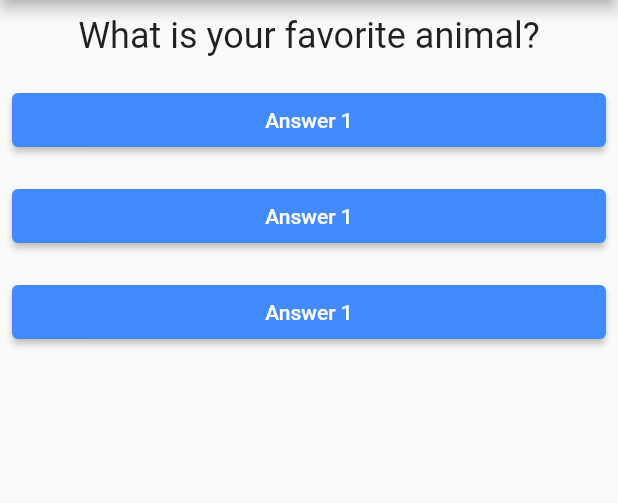
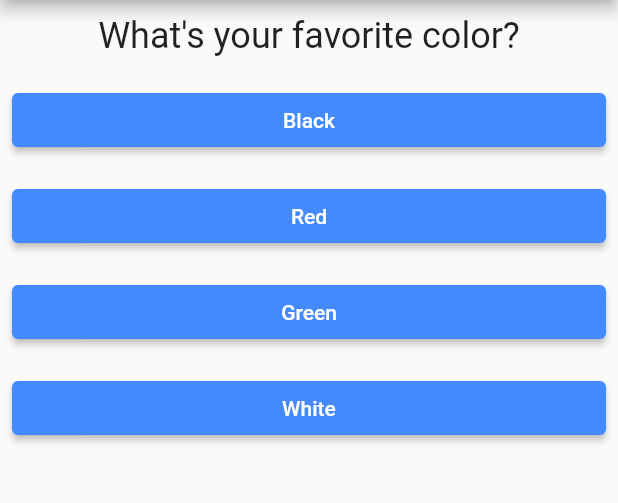
Before and after one commit to akibur-rahman/Simple-Quiz-App-with-Flutter, a Flutter app: the screen it shows after launch, on a phone screen of 412 x 824 dp, the part 84-587 px from its top. Run offline on Flutter 3.47's test engine with Material 2 defaults, Android fonts, the phone set to English and light mode, and no system bars.

Commit message:
added .map()

```diff
--- a/quizapp/lib/answers.dart
+++ b/quizapp/lib/answers.dart
@@ -2,23 +2,27 @@ import 'package:flutter/material.dart';
 
 class Answer extends StatelessWidget {
   final VoidCallback selectHandler;
+  final String answerText;
 
-  Answer(this.selectHandler);
+  Answer(this.selectHandler, String this.answerText);
 
   @override
   Widget build(BuildContext context) {
     return Container(
       width: double.infinity,
+      child: Padding(
+        padding: const EdgeInsets.all(8.0),
         child: ElevatedButton(
           onPressed: selectHandler,
           child: Text(
-          "Answer 1",
+            answerText,
             style: TextStyle(color: Colors.white),
           ),
           style: ButtonStyle(
             backgroundColor: MaterialStateProperty.all(Colors.blueAccent),
           ),
         ),
+      ),
     );
   }
 }
--- a/quizapp/lib/main.dart
+++ b/quizapp/lib/main.dart
@@ -39,8 +39,18 @@ class MyHomepageState extends State<MyHomePage> {
 
   //list of maps to store question and answer options
   var questions = [
-    "What is your favorite animal?",
-    "What is your favorite Color?",
+    {
+      'questionText': 'What\'s your favorite color?',
+      'answers': ['Black', 'Red', 'Green', 'White'],
+    },
+    {
+      'questionText': 'What\'s your favorite animal?',
+      'answers': ['Rabbit', 'Snake', 'Elephant', 'Lion'],
+    },
+    {
+      'questionText': 'Who\'s your favorite instructor?',
+      'answers': ['Max', 'Max', 'Max', 'Max'],
+    },
   ];
 
   @override
@@ -54,26 +64,11 @@ class MyHomepageState extends State<MyHomePage> {
           child: Column(
             children: [
               Questions(
-                questions[index],
+                questions[index]['questionText'].toString(),
               ),
-              Padding(
-                padding: const EdgeInsets.all(8.0),
-                child: SizedBox(
-                  child: Answer(answerPressed),
-                ),
-              ),
-              Padding(
-                padding: const EdgeInsets.all(8.0),
-                child: SizedBox(
-                  child: Answer(answerPressed),
-                ),
-              ),
-              Padding(
-                padding: const EdgeInsets.all(8.0),
-                child: SizedBox(
-                  child: Answer(answerPressed),
-                ),
-              ),
+              ...(questions[index]['answers'] as List<String>).map((answer) {
+                return Answer(answerPressed, answer);
+              }).toList()
             ],
           ),
         )));
```
Lines whose indentation alone changed are shown as unchanged.
